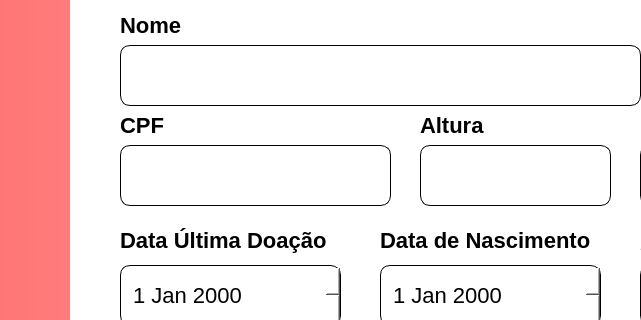
INF112-Programacao2/20222-team-1, file src/Graphics/Add/AddDoador/cadastrardoador.ui: the form before one commit; both pictures show x 0 to 641 and y 95 to 415 of the 1000 by 572 pixel window.
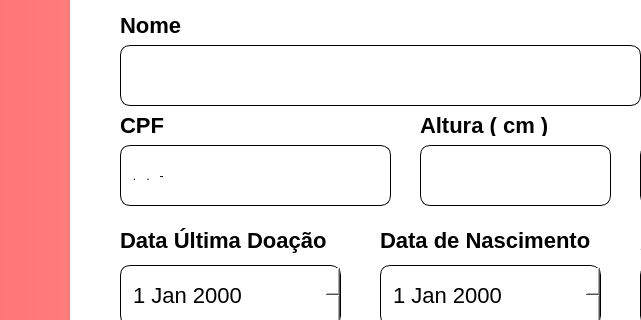
The form after the commit. Icons and pictures are not drawn.

Commit message: ajustes cadastro doador

```diff
--- a/src/Graphics/Add/AddDoador/cadastrardoador.ui
+++ b/src/Graphics/Add/AddDoador/cadastrardoador.ui
@@ -181,6 +181,12 @@
 border-radius: 10px;
 </string>
      </property>
+     <property name="inputMask">
+      <string>000.000.000-00</string>
+     </property>
+     <property name="placeholderText">
+      <string>000.000.000-00</string>
+     </property>
     </widget>
     <widget class="QLabel" name="txtCPF">
      <property name="geometry">
@@ -285,7 +291,7 @@
       <rect>
        <x>350</x>
        <y>180</y>
-       <width>71</width>
+       <width>141</width>
        <height>21</height>
       </rect>
      </property>
@@ -297,7 +303,7 @@
 </string>
      </property>
      <property name="text">
-      <string>Altura</string>
+      <string>Altura ( cm )</string>
      </property>
     </widget>
     <widget class="QLabel" name="txtPeso">
```
Left out of the diff: 2 changed lines with no effect on the pictures. The commit also changes 1 other file.
